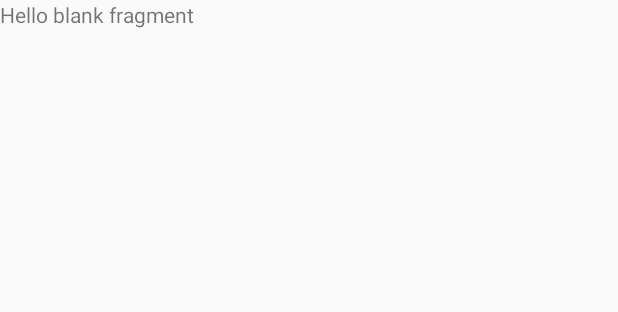
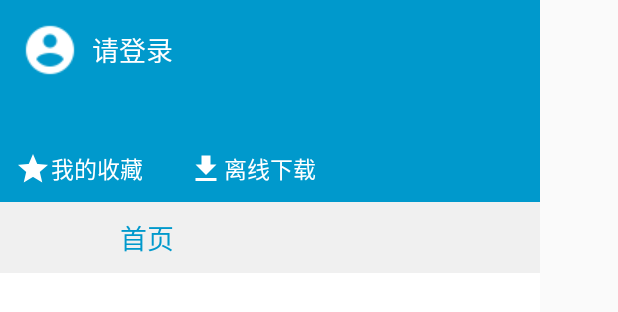
Before and after one commit to arthur1989Ng/MyZhiHu, an Android app: the layout fragment_menu.xml on its own in the app's theme, with its tools: preview values and no code run, on a phone screen of 412 x 824 dp. Shown: the top 312 px of the screen. Run offline under Robolectric (Android 15) with nearby library versions, the phone set to English and light mode, and no system bars.

```diff
--- a/app/src/main/java/ng/com/myzhihu/MainActivity.java
+++ b/app/src/main/java/ng/com/myzhihu/MainActivity.java
@@ -28,6 +28,11 @@ public class MainActivity extends AppCompatActivity {
         });
     }
 
+
+
+
+
+
     @Override
     public boolean onCreateOptionsMenu(Menu menu) {
         // Inflate the menu; this adds items to the action bar if it is present.
--- a/app/src/main/res/layout/fragment_menu.xml
+++ b/app/src/main/res/layout/fragment_menu.xml
@@ -1,13 +1,100 @@
-<FrameLayout xmlns:android="http://schemas.android.com/apk/res/android"
+<LinearLayout xmlns:android="http://schemas.android.com/apk/res/android"
     xmlns:tools="http://schemas.android.com/tools"
     android:layout_width="360dp"
     android:layout_height="match_parent"
-    tools:context="ng.com.fragment.MenuFragment">
+    android:orientation="vertical"
 
-    <!-- TODO: Update blank fragment layout -->
+    >
+
+
+    <LinearLayout
+        android:id="@+id/ll_menu"
+        android:layout_width="match_parent"
+        android:layout_height="wrap_content"
+        android:background="@color/light_menu_header"
+        android:orientation="vertical"
+        android:paddingBottom="10dp">
+
+        <LinearLayout
+            android:layout_width="match_parent"
+            android:layout_height="60dp"
+            android:layout_marginLeft="15dp"
+            android:layout_marginTop="15dp"
+            android:orientation="horizontal">
+
+
+            <ImageView
+                android:id="@+id/img_head"
+                android:layout_width="36dp"
+                android:layout_height="36dp"
+                android:background="@mipmap/ic_account_circle_white_24dp"
+                android:scaleType="fitXY" />
+
+
+            <TextView
+                android:layout_width="wrap_content"
+                android:layout_height="36dp"
+                android:layout_marginLeft="10dp"
+                android:gravity="center_vertical"
+                android:text="@string/menu_login"
+                android:textColor="@color/light_menu_header_tv"
+                android:textSize="18sp" />
+        </LinearLayout>
+
+
+        <LinearLayout
+            android:layout_width="wrap_content"
+            android:layout_height="wrap_content"
+            android:layout_marginTop="25dp"
+            android:orientation="horizontal">
+
+
+            <TextView
+                android:id="@+id/tv_collect"
+                android:layout_width="0dp"
+                android:layout_height="wrap_content"
+                android:layout_marginLeft="10dp"
+                android:layout_weight="1"
+                android:drawableLeft="@mipmap/ic_star_white_24dp"
+                android:gravity="center"
+                android:text="@string/menu_collect"
+                android:textColor="@color/light_menu_header_tv"
+                android:textSize="15sp" />
+
+            <TextView
+                android:id="@+id/tv_offline_download"
+                android:layout_width="0dp"
+                android:layout_height="wrap_content"
+                android:layout_marginLeft="30dp"
+                android:layout_weight="1"
+                android:drawableLeft="@mipmap/ic_file_download_white_24dp"
+                android:text="@string/menu_offline_download"
+                android:textColor="@color/light_menu_header_tv"
+                android:textSize="15sp" />
+
+        </LinearLayout>
+
+
+    </LinearLayout>
+
+
     <TextView
         android:layout_width="match_parent"
+        android:layout_height="wrap_content"
+        android:background="@color/light_menu_index_background"
+        android:paddingBottom="10dp"
+        android:paddingLeft="80dp"
+        android:paddingTop="10dp"
+        android:text="@string/menu_first_page"
+        android:textColor="@android:color/holo_blue_dark"
+        android:textSize="18sp" />
+
+    <ListView
+        android:id="@+id/lv_item"
+        android:layout_width="match_parent"
         android:layout_height="match_parent"
-        android:text="@string/hello_blank_fragment" />
+        android:background="@android:color/white"
+        android:divider="@android:color/transparent"
+        android:scrollbars="none"></ListView>
 
-</FrameLayout>
+</LinearLayout>
--- a/app/src/main/res/values/strings.xml
+++ b/app/src/main/res/values/strings.xml
@@ -5,4 +5,14 @@
 
 <!-- TODO: Remove or change this placeholder text -->
     <string name="hello_blank_fragment">Hello blank fragment</string>
+
+
+    <!--   侧滑menu  -->
+
+    <string name="menu_login">请登录</string>
+    <string name="menu_collect">我的收藏</string>
+    <string name="menu_offline_download">离线下载</string>
+    <string name="menu_first_page">首页</string>
+
+
 </resources>
```
Also changed, not shown: app/src/main/java/ng/com/fragment/MenuFragment.java (+5 -9 lines), app/src/main/java/ng/com/myzhihu/AppManager.java (added, +135 -0 lines), app/src/main/res/mipmap-hdpi/ic_account_circle_white_24dp.png (added), app/src/main/res/mipmap-hdpi/ic_file_download_white_24dp.png (added), app/src/main/res/mipmap-hdpi/ic_star_white_24dp.png (added).
